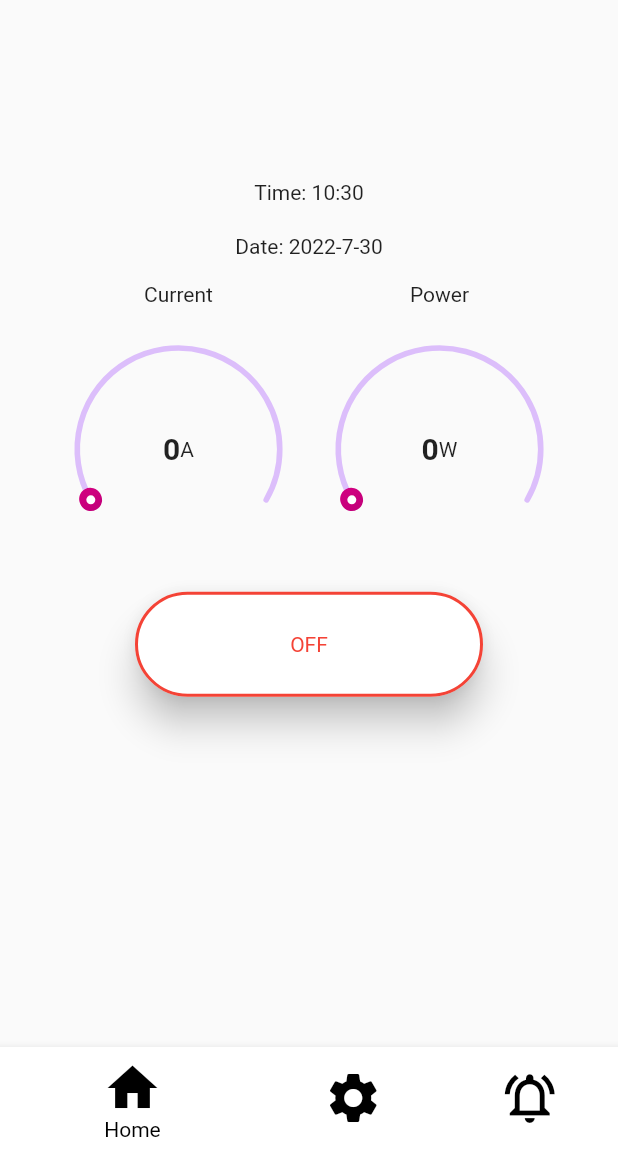
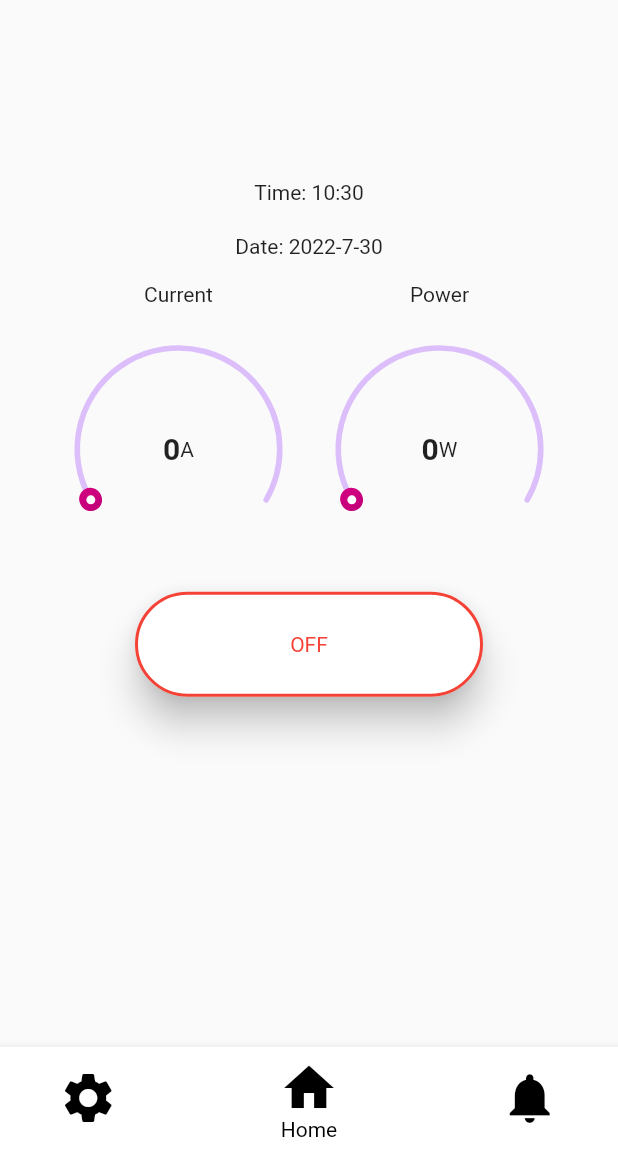
Before and after one commit to e-vanss/Smart-Appliance, a Flutter app: the screen it shows after launch, on a phone screen of 412 x 824 dp, the part 84-1236 px from its top. Run offline on Flutter 3.47's test engine with Material 2 defaults, Android fonts, the phone set to English and light mode, and no system bars; drawn by our look-alikes of sleek_circular_slider.

Commit message:
Updates on bottom nav icons

```diff
--- a/lib/home/home.dart
+++ b/lib/home/home.dart
@@ -16,12 +16,12 @@ class _HomeState extends State<Home> {
   final CircularSliderAppearance appearance01 =
       const CircularSliderAppearance();
 
-  int _selectedIndex = 0;
+  int _selectedIndex = 1;
 
   static const List<Widget> _widgetOptions = <Widget>[
+    Settings(),
     Devices(),
     Notifications(),
-    Settings(),
   ];
 
   void _onItemTapped(int index) {
@@ -48,17 +48,17 @@ class _HomeState extends State<Home> {
       bottomNavigationBar: BottomNavigationBar(
         items: const <BottomNavigationBarItem>[
           BottomNavigationBarItem(
+            icon: Icon(Icons.settings, color: Colors.black),
+            label: 'Settings',
+            backgroundColor: Colors.white,
+          ),
+          BottomNavigationBarItem(
             icon: Icon(Icons.home, color: Colors.black),
             label: "Home",
             backgroundColor: Colors.white,
           ),
           BottomNavigationBarItem(
-            icon: Icon(Icons.settings, color: Colors.black),
-            label: 'Settings',
-            backgroundColor: Colors.white,
-          ),
-          BottomNavigationBarItem(
-            icon: Icon(Icons.notifications_active_outlined, color: Colors.black),
+            icon: Icon(Icons.notifications, color: Colors.black),
             label: "Notifications",
             backgroundColor: Colors.white,
           ),
```
